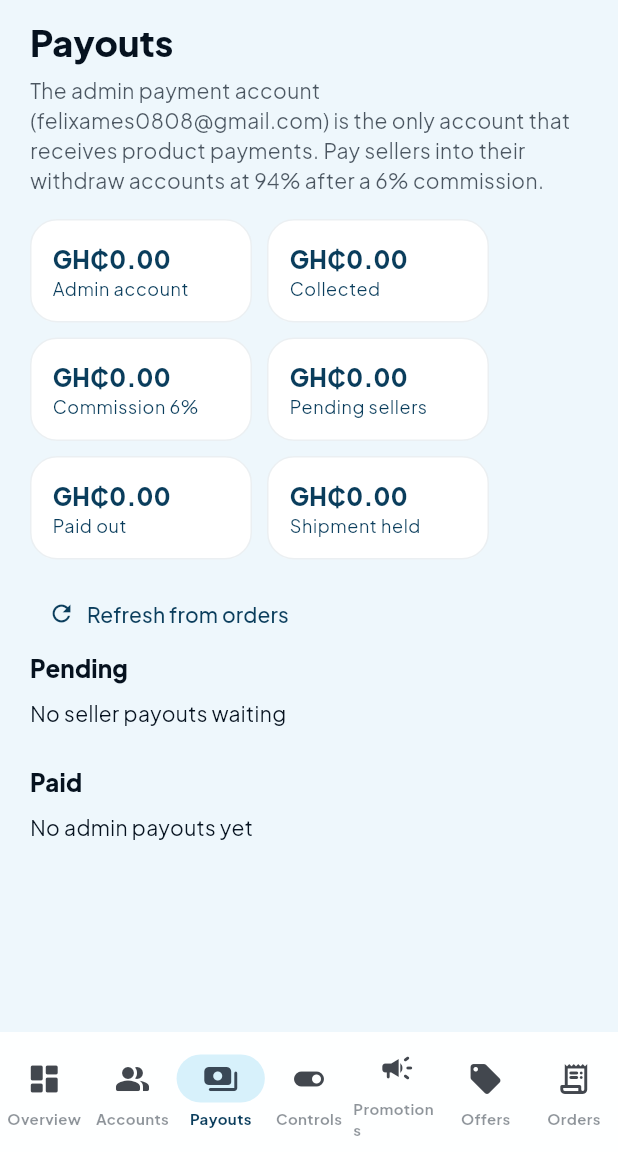
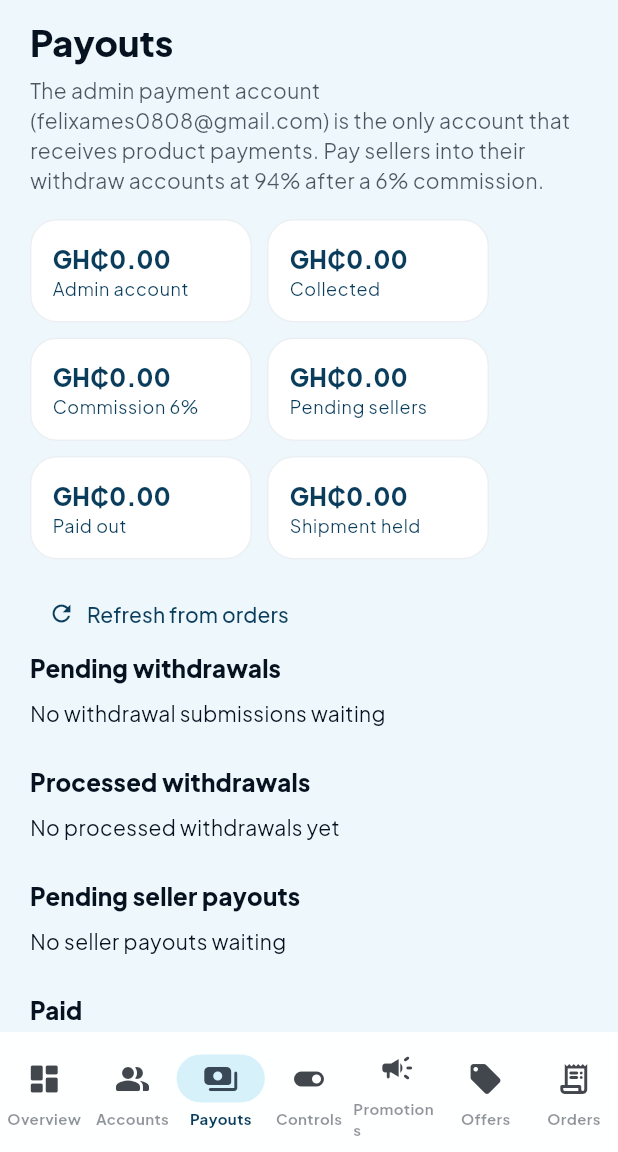
Before and after one commit to felixamay/hubsom, a Flutter app: the _AfiaShell screen opened directly with empty values, item 3 of the bottom bar chosen, on a phone screen of 412 x 824 dp, the part 84-1236 px from its top. Run offline on Flutter 3.47's test engine with Material 3 defaults, Android fonts, the phone set to English and light mode, and no system bars; our stand-ins replace cached_network_image, cloud_firestore, dio, equatable, firebase_core, firebase_messaging and 14 more; missing offline and left inert: agora_rtc_engine, dart:js_interop, dart:ui_web; accounts and stored records are empty; network calls fail.

Commit message:
Keep wallet withdrawals pending until they are processed
Submitting a MoMo number and amount now holds the funds and creates a pending withdrawal. The request stays pending until it is marked processed. The wallet does not mention admin.

Co-authored-by: felixamay <felixamay@users.noreply.github.com>

```diff
--- a/hubsom_app/lib/core/services/cloud_store.dart
+++ b/hubsom_app/lib/core/services/cloud_store.dart
@@ -39,6 +39,7 @@ class CloudStore {
   static const shopVideos = 'shopVideos';
   static const directMessages = 'directMessages';
   static const notifications = 'notifications';
+  static const withdrawals = 'withdrawals';
 
   /// Tests set this to false so they do not write to production Firestore.
   static bool useNetwork = true;
@@ -355,6 +356,7 @@ class CloudStore {
       'adminPayouts': adminPayouts,
       'adminIntakes': adminIntakes,
       'paymentAccounts': paymentAccounts,
+      'withdrawals': withdrawals,
     };
     for (final entry in mapping.entries) {
       final rows = await listDocs(entry.value);
--- a/hubsom_app/lib/core/services/payment_account_store.dart
+++ b/hubsom_app/lib/core/services/payment_account_store.dart
@@ -4,9 +4,11 @@ import '../../core/auth/afia_access.dart';
 import '../../core/constants/hubsom_commission.dart';
 import '../../models/payment_account.dart';
 import '../../models/user.dart';
+import '../../models/withdrawal_request.dart';
 import 'admin_account_store.dart';
 import 'cloud_store.dart';
 import 'local_store.dart';
+import 'withdrawal_store.dart';
 
 /// Admin receive account + withdraw-only seller/user accounts.
 abstract final class PaymentAccountStore {
@@ -131,7 +133,13 @@ abstract final class PaymentAccountStore {
     return (admin: nextAdmin, user: nextUser, userProfile: profile);
   }
 
-  static Future<({PaymentAccount account, HubsomUser user})> withdraw({
+  /// Hold the amount and send a pending withdrawal for review.
+  static Future<
+      ({
+        PaymentAccount account,
+        HubsomUser user,
+        WithdrawalRequest request,
+      })> withdraw({
     required HubsomUser user,
     required double amountGhs,
     required String rail,
@@ -140,6 +148,10 @@ abstract final class PaymentAccountStore {
     final account = await withdrawAccountFor(user);
     if (account.canReceive) {
       throw StateError('The admin receive account is not a user withdraw account');
+    }
+    final number = handle.replaceAll(RegExp(r'\s+'), '');
+    if (number.replaceAll(RegExp(r'\D'), '').length < 9) {
+      throw StateError('Enter the MoMo number to receive this withdrawal');
     }
     final amount = HubsomCommission.roundGhs(amountGhs);
     if (amount <= 0) throw StateError('Enter an amount to withdraw');
@@ -151,13 +163,29 @@ abstract final class PaymentAccountStore {
     final next = account.copyWith(
       balanceGhs: HubsomCommission.roundGhs(account.balanceGhs - amount),
       withdrawRail: rail,
-      withdrawHandle: handle,
+      withdrawHandle: number,
     );
     final profile = user.copyWith(walletBalanceGhs: next.balanceGhs);
+    final request = WithdrawalRequest(
+      id: 'wd-${DateTime.now().microsecondsSinceEpoch}',
+      userId: user.id,
+      userName: user.name,
+      userEmail: user.email,
+      amountGhs: amount,
+      rail: rail,
+      handle: number,
+      status: 'pending',
+      createdAt: DateTime.now().toUtc().toIso8601String(),
+    );
     await _save(next);
     await AdminAccountStore.save(profile);
     await _mirrorSession(profile);
-    return (account: next, user: profile);
+    await WithdrawalStore.upsert(request);
+    return (account: next, user: profile, request: request);
+  }
+
+  static Future<WithdrawalRequest> processWithdrawal(String id) {
+    return WithdrawalStore.markProcessed(id);
   }
 
   static Future<PaymentAccount> spendFromWithdrawAccount({
--- /dev/null
+++ b/hubsom_app/lib/core/services/withdrawal_store.dart
@@ -0,0 +1,91 @@
+import 'dart:convert';
+
+import '../../models/withdrawal_request.dart';
+import 'cloud_store.dart';
+import 'local_store.dart';
+
+/// User cash-out requests. Stay pending until an admin marks them processed.
+abstract final class WithdrawalStore {
+  static const key = 'withdrawals';
+
+  static List<WithdrawalRequest> listAll() {
+    final raw = LocalStore.getString(key);
+    if (raw == null || raw.isEmpty) return const [];
+    try {
+      final list = jsonDecode(raw) as List;
+      final rows = list
+          .whereType<Map>()
+          .map((e) => WithdrawalRequest.fromJson(Map<String, dynamic>.from(e)))
+          .where((e) => e.id.isNotEmpty)
+          .toList();
+      rows.sort((a, b) => b.createdAt.compareTo(a.createdAt));
+      return rows;
+    } catch (_) {
+      return const [];
+    }
+  }
+
+  static List<WithdrawalRequest> forUser(String userId) =>
+      listAll().where((e) => e.userId == userId).toList();
+
+  static List<WithdrawalRequest> pending() =>
+      listAll().where((e) => e.isPending).toList();
+
+  static WithdrawalRequest? byId(String id) {
+    for (final row in listAll()) {
+      if (row.id == id) return row;
+    }
+    return null;
+  }
+
+  static Future<void> mergeCloud() async {
+    try {
+      final remote = await CloudStore.listDocs(CloudStore.withdrawals);
+      if (remote.isEmpty) return;
+      final byId = <String, WithdrawalRequest>{
+        for (final row in listAll()) row.id: row,
+      };
+      for (final row in remote) {
+        try {
+          final next = WithdrawalRequest.fromJson(row);
+          if (next.id.isEmpty) continue;
+          byId[next.id] = next;
+        } catch (_) {}
+      }
+      await _save(byId.values.toList());
+    } catch (_) {}
+  }
+
+  static Future<WithdrawalRequest> upsert(WithdrawalRequest row) async {
+    final byId = {for (final e in listAll()) e.id: e};
+    byId[row.id] = row;
+    await _save(byId.values.toList());
+    return row;
+  }
+
+  static Future<WithdrawalRequest> markProcessed(String id) async {
+    final current = byId(id);
+    if (current == null) throw StateError('Withdrawal not found');
+    if (current.isProcessed) return current;
+    return upsert(
+      current.copyWith(
+        status: 'processed',
+        processedAt: DateTime.now().toUtc().toIso8601String(),
+      ),
+    );
+  }
+
+  static Future<void> _save(List<WithdrawalRequest> rows) async {
+    rows.sort((a, b) => b.createdAt.compareTo(a.createdAt));
+    await LocalStore.setString(
+      key,
+      jsonEncode(rows.map((e) => e.toJson()).toList()),
+    );
+    try {
+      await CloudStore.upsertDocs(
+        CloudStore.withdrawals,
+        rows.map((e) => e.toJson()).toList(),
+      );
+    } catch (_) {}
+  }
+}
--- a/hubsom_app/lib/features/admin/admin_payouts_page.dart
+++ b/hubsom_app/lib/features/admin/admin_payouts_page.dart
@@ -4,9 +4,11 @@ import '../../core/auth/afia_access.dart';
 import '../../core/constants/hubsom_commission.dart';
 import '../../core/services/admin_treasury_store.dart';
 import '../../core/services/payment_account_store.dart';
+import '../../core/services/withdrawal_store.dart';
 import '../../core/theme/hubsom_colors.dart';
 import '../../core/utils/money.dart';
 import '../../models/seller_payout.dart';
+import '../../models/withdrawal_request.dart';
 
 class AdminPayoutsPage extends StatefulWidget {
   const AdminPayoutsPage({super.key});
@@ -17,6 +19,7 @@ class AdminPayoutsPage extends StatefulWidget {
 
 class _AdminPayoutsPageState extends State<AdminPayoutsPage> {
   List<SellerPayout> _payouts = const [];
+  List<WithdrawalRequest> _withdrawals = const [];
   TreasurySnapshot _snap = const TreasurySnapshot();
   bool _loading = true;
   String? _busyId;
@@ -35,10 +38,12 @@ class _AdminPayoutsPageState extends State<AdminPayoutsPage> {
     });
     try {
       await AdminTreasuryStore.syncFromOrders();
+      await WithdrawalStore.mergeCloud();
       final payouts = await AdminTreasuryStore.listPayouts();
       if (!mounted) return;
       setState(() {
         _payouts = payouts;
+        _withdrawals = WithdrawalStore.listAll();
         _snap = AdminTreasuryStore.snapshot(payouts: payouts);
         _loading = false;
       });
@@ -94,11 +99,33 @@ class _AdminPayoutsPageState extends State<AdminPayoutsPage> {
     }
   }
 
+  Future<void> _processWithdrawal(WithdrawalRequest row) async {
+    setState(() => _busyId = row.id);
+    try {
+      await PaymentAccountStore.processWithdrawal(row.id);
+      await _reload();
+      if (!mounted) return;
+      ScaffoldMessenger.of(context).showSnackBar(
+        SnackBar(
+          content: Text('Marked ${formatGhs(row.amountGhs)} as processed'),
+        ),
+      );
+    } catch (e) {
+      if (!mounted) return;
+      setState(() => _error = '$e'.replaceFirst('Bad state: ', ''));
+    } finally {
+      if (mounted) setState(() => _busyId = null);
+    }
+  }
+
   @override
   Widget build(BuildContext context) {
     final text = Theme.of(context).textTheme;
     final pending = _payouts.where((p) => p.isPending).toList();
     final paid = _payouts.where((p) => p.isPaid).toList();
+    final pendingWithdrawals = _withdrawals.where((w) => w.isPending).toList();
+    final processedWithdrawals =
+        _withdrawals.where((w) => w.isProcessed).toList();
 
     return ListView(
       padding: const EdgeInsets.fromLTRB(20, 12, 20, 32),
@@ -157,7 +184,33 @@ class _AdminPayoutsPageState extends State<AdminPayoutsPage> {
           )
         else ...[
           Text(
-            'Pending',
+            'Pending withdrawals',
+            style: text.titleMedium?.copyWith(fontWeight: FontWeight.w800),
+          ),
+          const SizedBox(height: 8),
+          if (pendingWithdrawals.isEmpty)
+            const Text('No withdrawal submissions waiting')
+          else
+            for (final row in pendingWithdrawals)
+              _WithdrawalAdminTile(
+                request: row,
+                busy: _busyId == row.id,
+                onProcess: () => _processWithdrawal(row),
+              ),
+          const SizedBox(height: 24),
+          Text(
+            'Processed withdrawals',
+            style: text.titleMedium?.copyWith(fontWeight: FontWeight.w800),
+          ),
+          const SizedBox(height: 8),
+          if (processedWithdrawals.isEmpty)
+            const Text('No processed withdrawals yet')
+          else
+            for (final row in processedWithdrawals.take(40))
+              _WithdrawalAdminTile(request: row),
+          const SizedBox(height: 24),
+          Text(
+            'Pending seller payouts',
             style: text.titleMedium?.copyWith(fontWeight: FontWeight.w800),
           ),
           const SizedBox(height: 8),
@@ -182,6 +235,40 @@ class _AdminPayoutsPageState extends State<AdminPayoutsPage> {
               _PayoutTile(payout: payout),
         ],
       ],
+    );
+  }
+}
+
+class _WithdrawalAdminTile extends StatelessWidget {
+  const _WithdrawalAdminTile({
+    required this.request,
+    this.onProcess,
+    this.busy = false,
+  });
+
+  final WithdrawalRequest request;
+  final VoidCallback? onProcess;
+  final bool busy;
+
+  @override
+  Widget build(BuildContext context) {
+    return ListTile(
+      contentPadding: EdgeInsets.zero,
+      title: Text(request.userName.isEmpty ? request.userEmail : request.userName),
+      subtitle: Text(
+        [
+          formatGhs(request.amountGhs),
+          request.handle,
+          request.rail,
+          if (request.userEmail.isNotEmpty) request.userEmail,
+        ].join(' · '),
+      ),
+      trailing: request.isProcessed
+          ? const Chip(label: Text('Processed'))
+          : FilledButton(
+              onPressed: busy || onProcess == null ? null : onProcess,
+              child: Text(busy ? 'Updating…' : 'Mark processed'),
+            ),
     );
   }
 }
--- /dev/null
+++ b/hubsom_app/lib/models/withdrawal_request.dart
@@ -0,0 +1,78 @@
+import 'package:equatable/equatable.dart';
+
+class WithdrawalRequest extends Equatable {
+  const WithdrawalRequest({
+    required this.id,
+    required this.userId,
+    required this.userName,
+    required this.userEmail,
+    required this.amountGhs,
+    required this.rail,
+    required this.handle,
+    required this.status,
+    required this.createdAt,
+    this.processedAt,
+  });
+
+  final String id;
+  final String userId;
+  final String userName;
+  final String userEmail;
+  final double amountGhs;
+  final String rail;
+  final String handle;
+  /// pending | processed
+  final String status;
+  final String createdAt;
+  final String? processedAt;
+
+  bool get isPending => status == 'pending';
+  bool get isProcessed => status == 'processed';
+
+  factory WithdrawalRequest.fromJson(Map<String, dynamic> json) =>
+      WithdrawalRequest(
+        id: '${json['id'] ?? ''}',
+        userId: '${json['userId'] ?? ''}',
+        userName: '${json['userName'] ?? ''}',
+        userEmail: '${json['userEmail'] ?? ''}',
+        amountGhs: (json['amountGhs'] as num?)?.toDouble() ?? 0,
+        rail: '${json['rail'] ?? ''}',
+        handle: '${json['handle'] ?? ''}',
+        status: '${json['status'] ?? 'pending'}',
+        createdAt: '${json['createdAt'] ?? ''}',
+        processedAt: json['processedAt'] as String?,
+      );
+
+  Map<String, dynamic> toJson() => {
+        'id': id,
+        'userId': userId,
+        'userName': userName,
+        'userEmail': userEmail,
+        'amountGhs': amountGhs,
+        'rail': rail,
+        'handle': handle,
+        'status': status,
+        'createdAt': createdAt,
+        if (processedAt != null) 'processedAt': processedAt,
+      };
+
+  WithdrawalRequest copyWith({
+    String? status,
+    String? processedAt,
+  }) =>
+      WithdrawalRequest(
+        id: id,
+        userId: userId,
+        userName: userName,
+        userEmail: userEmail,
+        amountGhs: amountGhs,
+        rail: rail,
+        handle: handle,
+        status: status ?? this.status,
+        createdAt: createdAt,
+        processedAt: processedAt ?? this.processedAt,
+      );
+
+  @override
+  List<Object?> get props => [id, userId, amountGhs, status, handle];
+}
```
Also changed, not shown: hubsom_app/lib/features/wallet/wallet_page.dart (+53 -2 lines), 2 other files.
